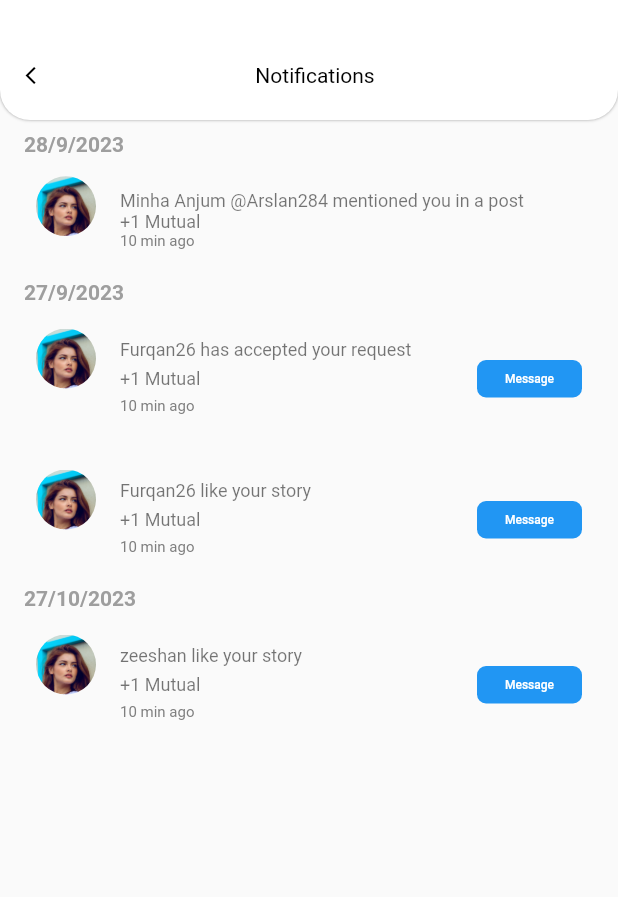
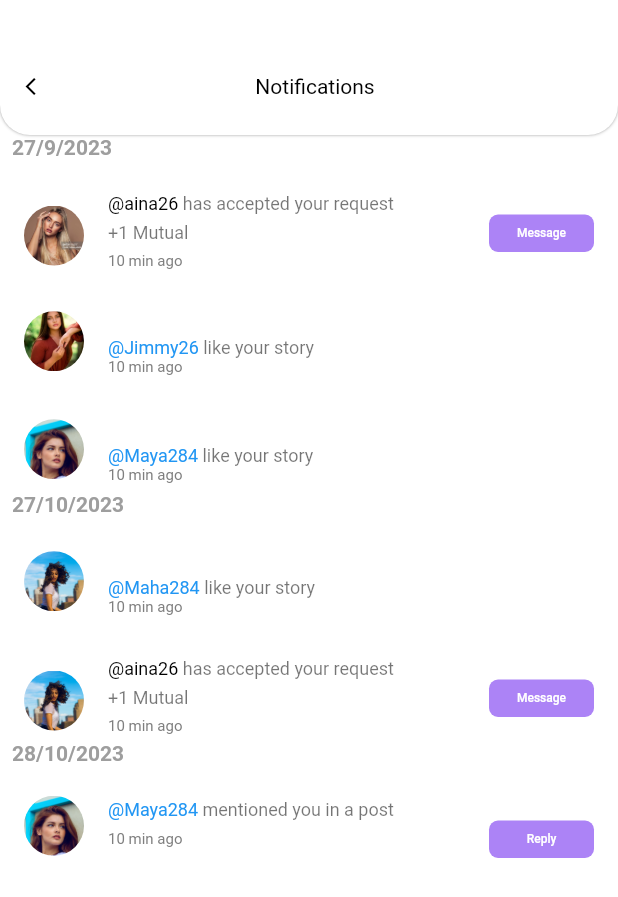
Before and after one commit to adilramzan764/SocialMediaApp, a Flutter app: the NotificationScreen screen opened directly, on a phone screen of 412 x 824 dp. Shown: the top 897 px of the screen. Run offline on Flutter 3.47's test engine with Material 2 defaults, Android fonts, the phone set to English and light mode, and no system bars; our stand-ins replace firebase_core, flutter_svg, get, responsive_sizer, smooth_page_indicator; missing offline and left inert: flutter_dialpad; accounts and stored records are empty; project files that could hold a hidden picture were left out.

Commit message:
Adil_Fe done2

```diff
--- a/lib/Balance_Sheets/CurrentBalance.dart
+++ b/lib/Balance_Sheets/CurrentBalance.dart
@@ -1,3 +1,5 @@
+import 'dart:ui';
+
 import 'package:flutter/cupertino.dart';
 import 'package:flutter/material.dart';
 import 'package:flutter_svg/flutter_svg.dart';
@@ -30,7 +32,10 @@ class _CurrentBalanceState extends State<CurrentBalance> {
     showDialog(
       context: context,
       builder: (BuildContext context) {
-        return AlertDialog(
+        return BackdropFilter(
+          filter: ImageFilter.blur(sigmaX: 5, sigmaY: 5),
+
+          child: AlertDialog(
             title: Center(child: Text('Select Your Top-Up Option', style: TextStyle(fontSize: 16,color: Colors.black,fontWeight: FontWeight.bold))),
             content: Column(
               mainAxisSize: MainAxisSize.min,
@@ -74,6 +79,7 @@ Get.to(PaymentMethod());                },
                   ),
                 ),
               ],
+            ),
           ),
         );
       },
--- a/lib/Balance_Sheets/Payment Method Process.dart
+++ b/lib/Balance_Sheets/Payment Method Process.dart
@@ -32,6 +32,7 @@ class _PaymentMethodProcessState extends State<PaymentMethodProcess> {
                     icon: Icon(
                       Icons.arrow_back_ios_new_sharp,
                       color: Colors.black,
+                      size: 16,
                     ),
                   ),
                   Text(
--- a/lib/BottomBarScreens/Profile/Profile.dart
+++ b/lib/BottomBarScreens/Profile/Profile.dart
@@ -248,10 +248,13 @@ class Profile extends StatelessWidget {
                 PostFeedScreen(saved_posts_Screen: false, ispersonalpost: !otherUserProfile,),
 
                 All_Tab(userprofile: controller.userProfile.value),
-                Center(child: InkWell(onTap: () {
-                  _showBottomSlider(context);
-                },
-                    child: Text('Likes'))),],
+                PostFeedScreen(saved_posts_Screen: false, ispersonalpost: !otherUserProfile,),
+
+                // Center(child: InkWell(onTap: () {
+                //   _showBottomSlider(context);
+                // },
+                //     child: Text('Likes'))),
+              ],
             ),
           ),
         ),
--- a/lib/BottomBarScreens/Profile/Profile_MoreButton.dart
+++ b/lib/BottomBarScreens/Profile/Profile_MoreButton.dart
@@ -10,6 +10,7 @@ import '../../Models/SharePost_Model.dart';
 import '../../ProfileMenuButton_Screens/SavedPosts.dart';
 import '../../Settings/Setting_Privacy.dart';
 import '../../Utils/SharePost_Widget.dart';
+import 'Copy_URL.dart';
 
 class Profile_MoreButton extends StatelessWidget {
   final bool otherUserProfile; // Add this line
@@ -126,6 +127,9 @@ class Profile_MoreButton extends StatelessWidget {
                           MaterialPageRoute(builder: (context) => BlockSetting()),
                         );
                       }
+                      if (textsforuserprofile[index] == 'Copy profile URL') {
+                        showCopyURLDialog(context); // Call the function to show the dialog
+                      }
                     },
                     child: Container(
                       height: 30,
--- a/lib/Chat screens/DialCall_Widget.dart
+++ b/lib/Chat screens/DialCall_Widget.dart
@@ -2,6 +2,7 @@ import 'package:flutter/material.dart';
 import 'package:flutter_dialpad/flutter_dialpad.dart';
 import 'package:flutter_svg/flutter_svg.dart';
 import 'package:get/get.dart';
+import 'package:socialmediaapp/Balance_Sheets/CurrentBalance.dart';
 class DialCall_Widget extends StatelessWidget {
   const DialCall_Widget({Key? key}) : super(key: key);
 
@@ -55,7 +56,9 @@ class DialCall_Widget extends StatelessWidget {
               ),
               InkWell(
                 onTap: () {
-                  _showBottomSlider(context);
+
+                  Get.to(CurrentBalance());
+                  // _showBottomSlider(context);
                 },
                 child: SvgPicture.asset("assets/dot.svg"),
               ),
--- a/lib/Chat screens/ModelNotification.dart
+++ b/lib/Chat screens/ModelNotification.dart
@@ -1,18 +1,21 @@
 
 
 class NotificationModel {
-  // final String name;
+  final String profilepic;
+  final String name;
   final String notification;
   final bool isRequestAccepted;
-  final bool hasLiked;
+  final bool hasstoryLiked;
   final bool hasMentioned;
   final String? time; // Make the time property nullable
 
   NotificationModel({
-    // required this.name,
+    required this.profilepic,
+
+    required this.name,
     required this.notification,
     this.isRequestAccepted = false,
-    this.hasLiked = false,
+    this.hasstoryLiked = false,
     this.hasMentioned = false,
     this.time, // Update the constructor parameter to match
   });
--- a/lib/Chat screens/NotificationScreen.dart
+++ b/lib/Chat screens/NotificationScreen.dart
@@ -1,4 +1,3 @@
-
 import 'package:flutter/cupertino.dart';
 import 'package:flutter/material.dart';
 
@@ -13,29 +12,46 @@ class NotificationScreen extends StatefulWidget {
 }
 
 class _NotificationScreenState extends State<NotificationScreen> {
-
   final List<NotificationModel> notifications = [
     NotificationModel(
-      // name: 'Minha Anjum',
-      notification: 'Minha Anjum @Arslan284 mentioned you in a post',
-      hasMentioned: false,
-      time: '2023-09-28 10:30:00', // Replace with your actual time
+      profilepic: 'assets/model1.jpg',
+      name: '@Maya284',
+      notification: ' mentioned you in a post',
+      hasMentioned: true,
+      time: '2023-10-28 10:30:00', // Replace with your actual time
     ),
     NotificationModel(
-      // name: 'Furqan26',
-      notification: 'Furqan26 has accepted your request',
+      profilepic: 'assets/model2.jpg',
+      name: '@aina26',
+      notification: ' has accepted your request',
       isRequestAccepted: true,
       time: '2023-09-27 14:15:00', // Replace with your actual time
     ),
     NotificationModel(
-      // name: 'Furqan26',
-      notification: 'Furqan26 like your story',
-      isRequestAccepted: true,
+      profilepic: 'assets/model3.jpg',
+      name: '@Jimmy26',
+      notification: ' like your story',
+      hasstoryLiked: true,
       time: '2023-09-27 14:15:00', // Replace with your actual time
     ),
     NotificationModel(
-      // name: 'ZEESHAN',
-      notification: 'zeeshan like your story',
+      profilepic: 'assets/model4.jpg',
+      name: '@Maha284',
+      notification: ' like your story',
+      hasstoryLiked: true,
+      time: '2023-10-27 14:15:00', // Replace with your actual time
+    ),
+    NotificationModel(
+      profilepic: 'assets/model1.jpg',
+      name: '@Maya284',
+      notification: ' like your story',
+      hasstoryLiked: true,
+      time: '2023-09-27 14:15:00', // Replace with your actual time
+    ),
+    NotificationModel(
+      profilepic: 'assets/model4.jpg',
+      name: '@aina26',
+      notification: ' has accepted your request',
       isRequestAccepted: true,
       time: '2023-10-27 14:15:00', // Replace with your actual time
     ),
@@ -43,13 +59,22 @@ class _NotificationScreenState extends State<NotificationScreen> {
     // Add more notifications here
   ];
 
+
+  @override
+  void initState() {
+    super.initState();
+    // Sort notifications by date
+    notifications.sort((a, b) => (a.time ?? '').compareTo(b.time ?? ''));
+  }
+
   @override
   Widget build(BuildContext context) {
     return Scaffold(
+     backgroundColor: Colors.white,
       body: Column(
         children: [
           Container(
-            height: 80,
+            height: 90,
             decoration: BoxDecoration(
               boxShadow: [BoxShadow(color: Colors.grey, blurRadius: 1)],
               color: Colors.white,
@@ -59,7 +84,7 @@ class _NotificationScreenState extends State<NotificationScreen> {
               ),
             ),
             child: Padding(
-              padding: const EdgeInsets.only(top: 20.0),
+              padding: const EdgeInsets.only(top: 25.0),
               child: Row(
                 mainAxisAlignment: MainAxisAlignment.spaceBetween,
                 children: [
@@ -87,11 +112,7 @@ class _NotificationScreenState extends State<NotificationScreen> {
               itemCount: notifications.length,
               itemBuilder: (context, index) {
                 final notification = notifications[index];
-                return Container(
-                  // height: 110,
-                  child: Padding(
-                    padding: const EdgeInsets.all(8.0),
-                    child: Column(
+                return Column(
                   crossAxisAlignment: CrossAxisAlignment.start,
                   children: [
                     if (index == 0 ||
@@ -108,16 +129,40 @@ class _NotificationScreenState extends State<NotificationScreen> {
                         ),
                       ),
                     ListTile(
-                          leading: ProfilePicWidget("assets/model1.jpg",40,40),
+                      leading: Padding(
+                        padding: const EdgeInsets.only(top: 15.0),
+                        child: ProfilePicWidget(notification.profilepic, 40, 40),
+                      ),
                       title: Text(""),
                       subtitle: Column(
                         crossAxisAlignment: CrossAxisAlignment.start,
                         children: [
-                              Text(notification.notification,style: TextStyle(fontSize: 12)),
-                              Row( mainAxisAlignment: MainAxisAlignment.spaceBetween,
+                          Row(
                             children: [
-                                  Text("+1 Mutual",style: TextStyle(fontSize: 12)),
-                                  if (notification.isRequestAccepted) ...[
+                              Text(
+                                notification.name,
+                                style: TextStyle(
+                                  fontSize: 12,
+                                  color: !notification.isRequestAccepted
+                                      ? Colors.blue
+                                      : Colors.black, // Change the color here
+                                ),
+                              ),
+                              Text(notification.notification,
+                                  style: TextStyle(fontSize: 12)),
+                            ],
+                          ),
+                          Row(
+                            mainAxisAlignment: MainAxisAlignment.spaceBetween,
+                            children: [
+                              if (notification.isRequestAccepted)
+
+                                Text("+1 Mutual", style: TextStyle(fontSize: 12))
+                              else
+                                Text("10 min ago",
+                                    style: TextStyle(
+                                        color: Color(0xff7F7F7F), fontSize: 10)),                              if (notification.isRequestAccepted || notification.hasMentioned)
+                                ...[
                                   Container(
                                     height: 25,
                                     width: 70,
@@ -126,31 +171,32 @@ class _NotificationScreenState extends State<NotificationScreen> {
                                         // Handle button click action here
                                       },
                                       style: ElevatedButton.styleFrom(
-                                          primary: Colors.blue,
+                                        primary: Color(0xffAC83F6),
                                         shape: RoundedRectangleBorder(
                                           borderRadius: BorderRadius.circular(6),
                                         ),
                                       ),
                                       child: Text(
-                                          notification.hasLiked ? "Reply" : "Message",
-                                          style: TextStyle(color: Colors.white, fontSize: 8),
+                                        !notification.isRequestAccepted
+                                            ? "Reply"
+                                            : "Message",
+                                        style: TextStyle(
+                                            color: Colors.white, fontSize: 8),
                                       ),
                                     ),
                                   ),
                                 ],
                             ],
                           ),
-                              Text("10 min ago",style:TextStyle(color: Color(0xff7F7F7F), fontSize: 10)),
+                          if (notification.isRequestAccepted)
 
-
-                            ],
-
-                          ),
-
-                        ),
+                            Text("10 min ago",
+                              style: TextStyle(
+                                  color: Color(0xff7F7F7F), fontSize: 10)),
                         ],
                       ),
                     ),
+                  ],
                 );
               },
             ),
@@ -158,6 +204,20 @@ class _NotificationScreenState extends State<NotificationScreen> {
         ],
       ),
     );
+  }
+
+  // Define helper functions to group notifications by date
+  Map<String, List<NotificationModel>> groupNotificationsByDate(
+      List<NotificationModel> notifications) {
+    final groupedNotifications = <String, List<NotificationModel>>{};
+    for (final notification in notifications) {
+      final date = _getFormattedDate(notification.time);
+      if (!groupedNotifications.containsKey(date)) {
+        groupedNotifications[date] = [];
+      }
+      groupedNotifications[date]!.add(notification);
+    }
+    return groupedNotifications;
   }
 
   bool _isSameDay(String? date1, String? date2) {
@@ -186,7 +246,6 @@ class _NotificationScreenState extends State<NotificationScreen> {
       return '${dateTime.day}/${dateTime.month}/${dateTime.year}';
     }
   }
-
 }
 
 void main() {
```
Lines whose indentation alone changed are shown as unchanged.
